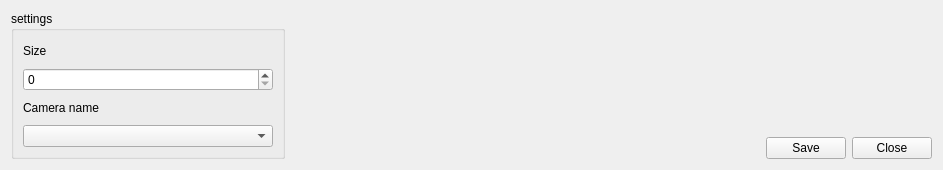
Qt form ui/settings_control_panel.ui (blackgolyb/Kolo-Face) before a commit.
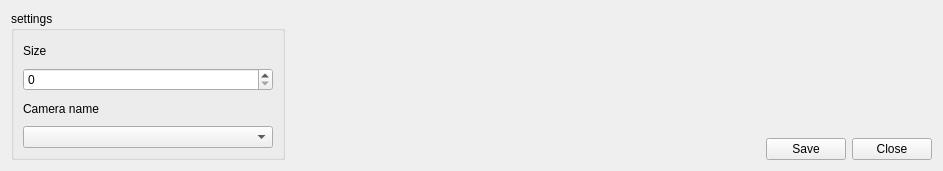
The same form after that commit.

Commit message: added camera selection option

```diff
--- a/ui/settings_control_panel.ui
+++ b/ui/settings_control_panel.ui
@@ -7,7 +7,7 @@
     <x>0</x>
     <y>0</y>
     <width>943</width>
-    <height>170</height>
+    <height>171</height>
    </rect>
   </property>
   <property name="sizePolicy">
```
Left out of the diff: 8 changed lines with no effect on the pictures. The commit also changes 2 other files.
